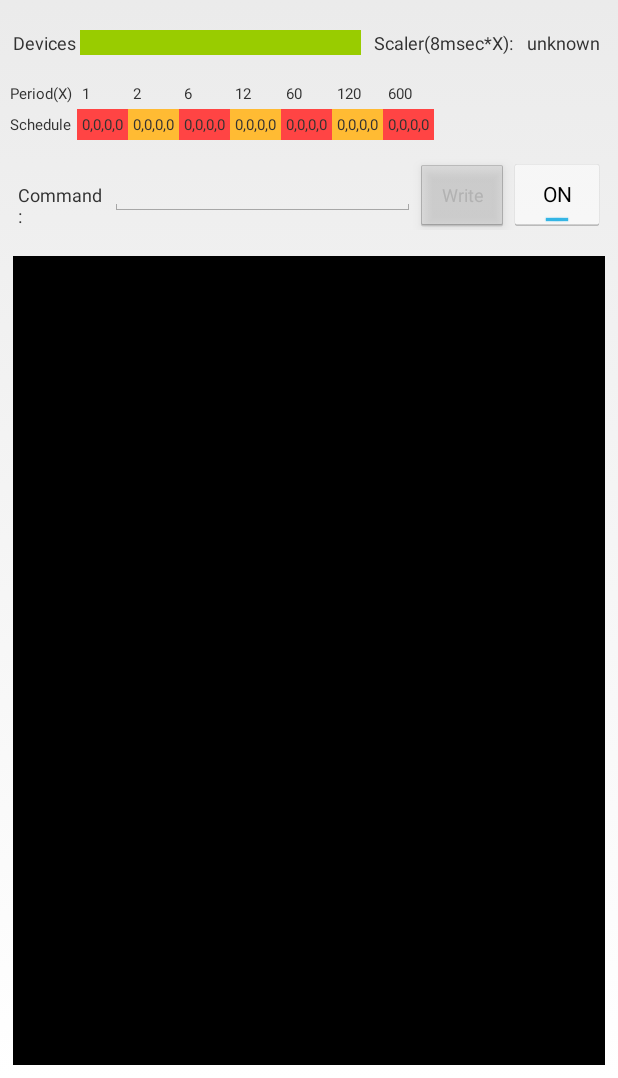
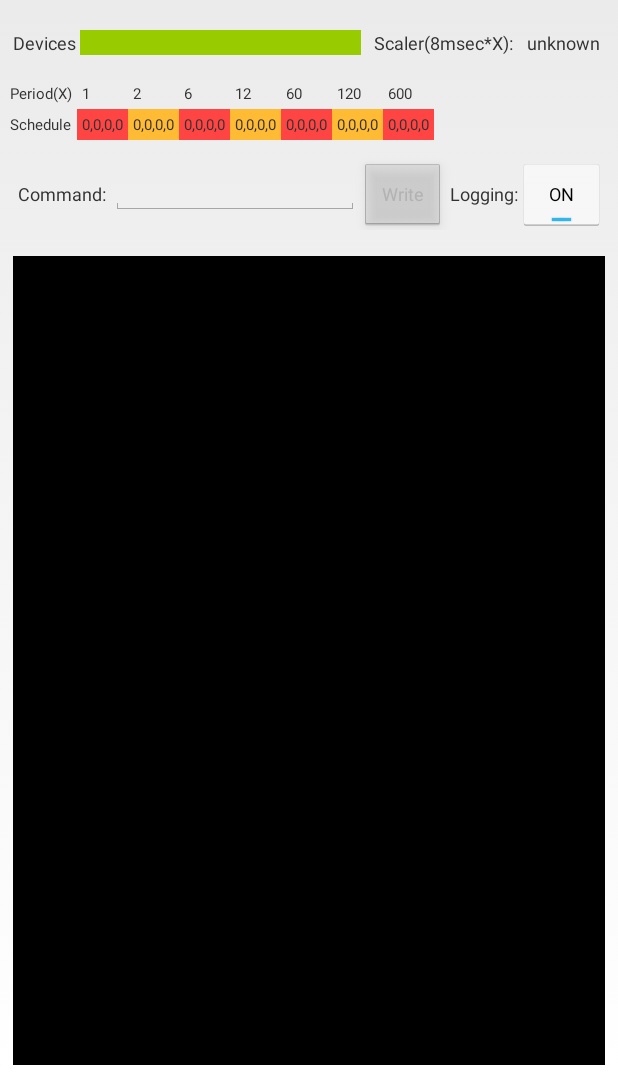
Before and after one commit to araobp/bicycle, an Android app: the screen it shows after launch (MainActivity), on a phone screen of 412 x 824 dp, the part 158-1236 px from its top. Run offline under Robolectric (Android 15) with nearby library versions, the phone set to English and light mode, and no system bars.

```diff
--- a/src/app/src/main/java/jp/arao/iot/cli/MainActivity.java
+++ b/src/app/src/main/java/jp/arao/iot/cli/MainActivity.java
@@ -72,12 +72,12 @@ public class MainActivity extends ReadListener {
         boolean update = false;
         if (mCheckBoxSimualtor.isChecked()) {
             log("Initializing sensor network simulator");
-            if (mDriver == null) {
+            if (mDriver == null || mDriver instanceof SensorNetworkDriverImpl) {
                 mDriver = new SensorNetworkSimulator();
             }
         } else {
             log("Initializing sensor network driver");
-            if (mDriver == null) {
+            if (mDriver == null || mDriver instanceof SensorNetworkSimulator) {
                 mDriver = new SensorNetworkDriverImpl();
             }
         }
--- a/src/app/src/main/res/layout/activity_main.xml
+++ b/src/app/src/main/res/layout/activity_main.xml
@@ -66,7 +66,7 @@
         android:padding="@dimen/padding">
 
         <TextView
-            android:id="@+id/textViewDevicesTitle"
+            android:id="@+id/textViewDevicesLabel"
             android:layout_width="wrap_content"
             android:layout_height="wrap_content"
             android:textSize="@dimen/button_text_size"
@@ -81,7 +81,7 @@
             android:background="@android:color/holo_green_light" />
 
         <TextView
-            android:id="@+id/textViewScalerTitle"
+            android:id="@+id/textViewScalerLabel"
             android:layout_width="wrap_content"
             android:layout_height="wrap_content"
             android:padding="@dimen/padding"
@@ -106,7 +106,7 @@
             android:layout_width="match_parent"
             android:layout_height="match_parent">
             <TextView
-                android:id="@+id/textViewScheduleScaleTitle"
+                android:id="@+id/textViewScheduleScaleLabel"
                 android:layout_width="wrap_content"
                 android:layout_height="wrap_content"
                 android:padding="@dimen/padding"
@@ -114,7 +114,7 @@
                 android:text="Period(X)" />
 
             <TextView
-                android:id="@+id/textViewScheduleScaleTitle1"
+                android:id="@+id/textViewScheduleScaleLabel1"
                 android:layout_width="wrap_content"
                 android:layout_height="wrap_content"
                 android:padding="@dimen/padding"
@@ -122,7 +122,7 @@
                 android:text="1" />
 
             <TextView
-                android:id="@+id/textViewScheduleScaleTitle2"
+                android:id="@+id/textViewScheduleScaleLabel2"
                 android:layout_width="wrap_content"
                 android:layout_height="wrap_content"
                 android:padding="@dimen/padding"
@@ -130,7 +130,7 @@
                 android:text="2" />
 
             <TextView
-                android:id="@+id/textViewScheduleScaleTitle3"
+                android:id="@+id/textViewScheduleScaleLabel3"
                 android:layout_width="wrap_content"
                 android:layout_height="wrap_content"
                 android:padding="@dimen/padding"
@@ -138,7 +138,7 @@
                 android:text="6" />
 
             <TextView
-                android:id="@+id/textViewScheduleScaleTitle4"
+                android:id="@+id/textViewScheduleScaleLabel4"
                 android:layout_width="wrap_content"
                 android:layout_height="wrap_content"
                 android:padding="@dimen/padding"
@@ -146,7 +146,7 @@
                 android:text="12" />
 
             <TextView
-                android:id="@+id/textViewScheduleScaleTitle5"
+                android:id="@+id/textViewScheduleScaleLabel5"
                 android:layout_width="wrap_content"
                 android:layout_height="wrap_content"
                 android:padding="@dimen/padding"
@@ -154,7 +154,7 @@
                 android:text="60" />
 
             <TextView
-                android:id="@+id/textViewScheduleScaleTitle6"
+                android:id="@+id/textViewScheduleScaleLabel6"
                 android:layout_width="wrap_content"
                 android:layout_height="wrap_content"
                 android:padding="@dimen/padding"
@@ -162,7 +162,7 @@
                 android:text="120" />
 
             <TextView
-                android:id="@+id/textViewScheduleScaleTitle7"
+                android:id="@+id/textViewScheduleScaleLabel7"
                 android:layout_width="wrap_content"
                 android:layout_height="wrap_content"
                 android:padding="@dimen/padding"
@@ -175,7 +175,7 @@
             android:layout_height="match_parent">
 
             <TextView
-                android:id="@+id/textViewScheduleTitle"
+                android:id="@+id/textViewScheduleLabel"
                 android:layout_width="wrap_content"
                 android:layout_height="wrap_content"
                 android:padding="@dimen/padding"
@@ -260,7 +260,6 @@
             android:layout_width="wrap_content"
             android:layout_height="wrap_content"
             android:padding="@dimen/padding"
-            android:layout_weight="0.1"
             android:textSize="@dimen/button_text_size"
             android:text="Command:" />
 
@@ -284,12 +283,20 @@
             android:text="Write"
             android:textSize="@dimen/button_text_size" />
 
+        <TextView
+            android:id="@+id/textViewToggleButtonLabel"
+            android:layout_width="wrap_content"
+            android:layout_height="wrap_content"
+            android:textSize="@dimen/button_text_size"
+            android:text=" Logging:" />
+
         <ToggleButton
             android:id="@+id/toggleButton"
             android:layout_width="wrap_content"
             android:layout_height="wrap_content"
             android:layout_weight="0.1"
             android:checked="true"
+            android:textSize="@dimen/button_text_size"
             android:text="ToggleButton" />
 
     </LinearLayout>
```
Also changed, not shown: src/app/src/main/java/jp/arao/iot/driver/imp/SensorNetworkSimulator.java (+20 -12 lines).
